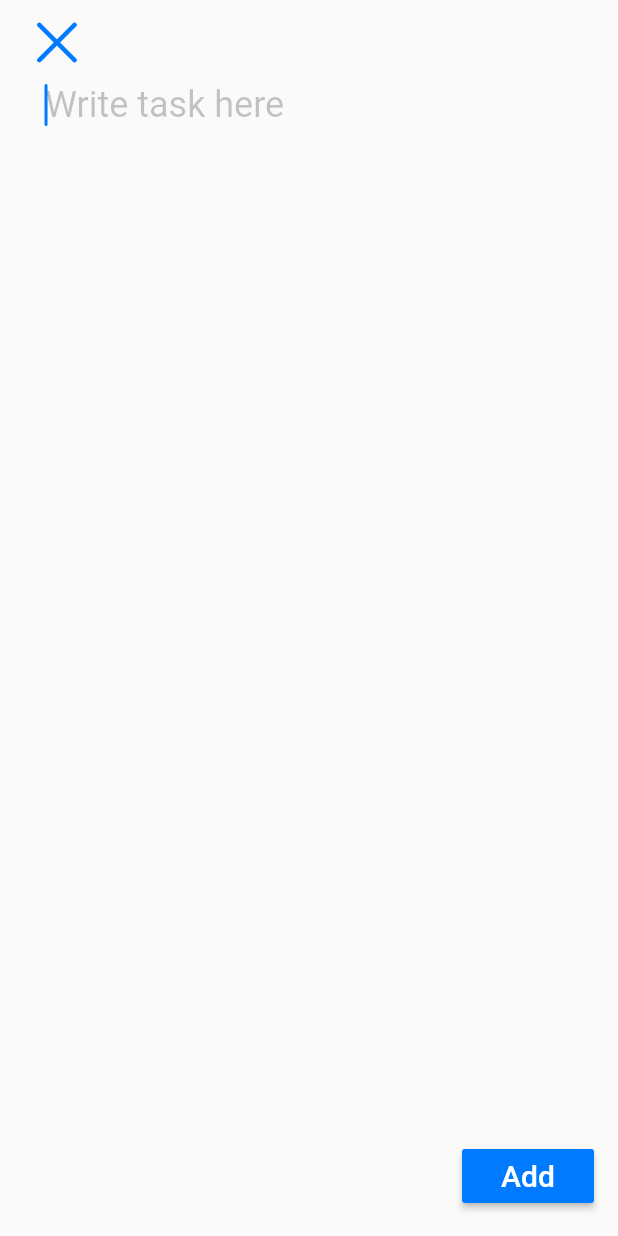
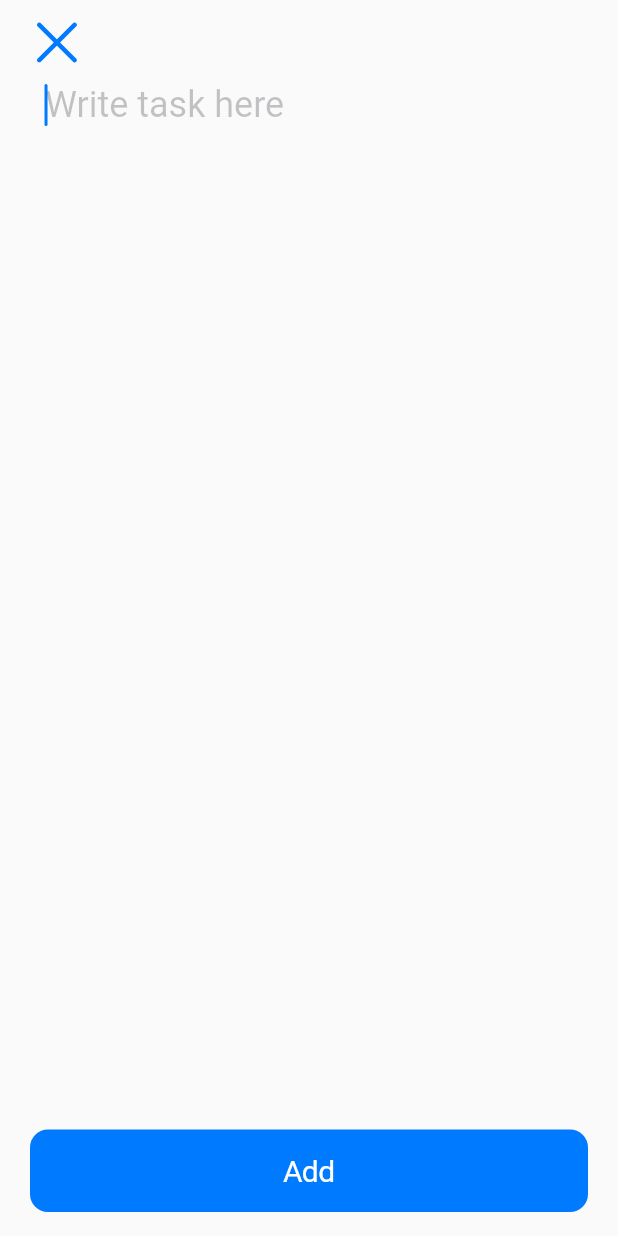
Before and after one commit to shadskii/flutter_to-do_app, a Flutter app: the AddTaskScreen screen opened directly, on a phone screen of 412 x 824 dp. Run offline on Flutter 3.47's test engine with Material 2 defaults, Android fonts, the phone set to English and light mode, and no system bars.

Commit message:
Fixing add button width

```diff
--- a/lib/main.dart
+++ b/lib/main.dart
@@ -137,6 +137,7 @@ class _AddTaskScreenState extends State<AddTaskScreen> {
 
   @override
   Widget build(BuildContext context) {
+    var size = MediaQuery.of(context).size;
     return Scaffold(
       body: SafeArea(
         child: Container(
@@ -167,7 +168,10 @@ class _AddTaskScreenState extends State<AddTaskScreen> {
           ),
         ),
       ),
-      floatingActionButton: RaisedButton(
+      floatingActionButton: Container(
+        width: size.width,
+        padding: EdgeInsets.symmetric(horizontal: 20),
+        child: CupertinoButton(
           onPressed: () {
             Provider.of<Tasks>(context, listen: false)
                 .addToDo(title: myController.text, complete: false);
@@ -179,6 +183,8 @@ class _AddTaskScreenState extends State<AddTaskScreen> {
             style: TextStyle(fontSize: 20, color: CupertinoColors.white),
           ),
         ),
+      ),
+      floatingActionButtonLocation: FloatingActionButtonLocation.centerFloat,
     );
   }
 }
```
Lines whose indentation alone changed are shown as unchanged.
